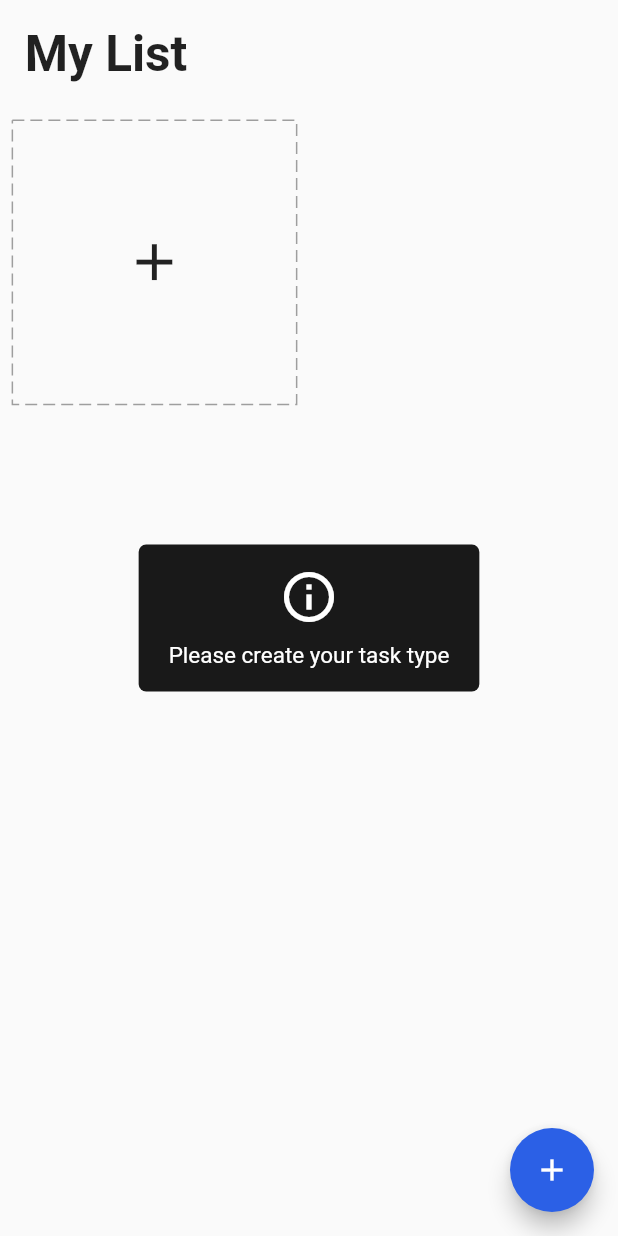
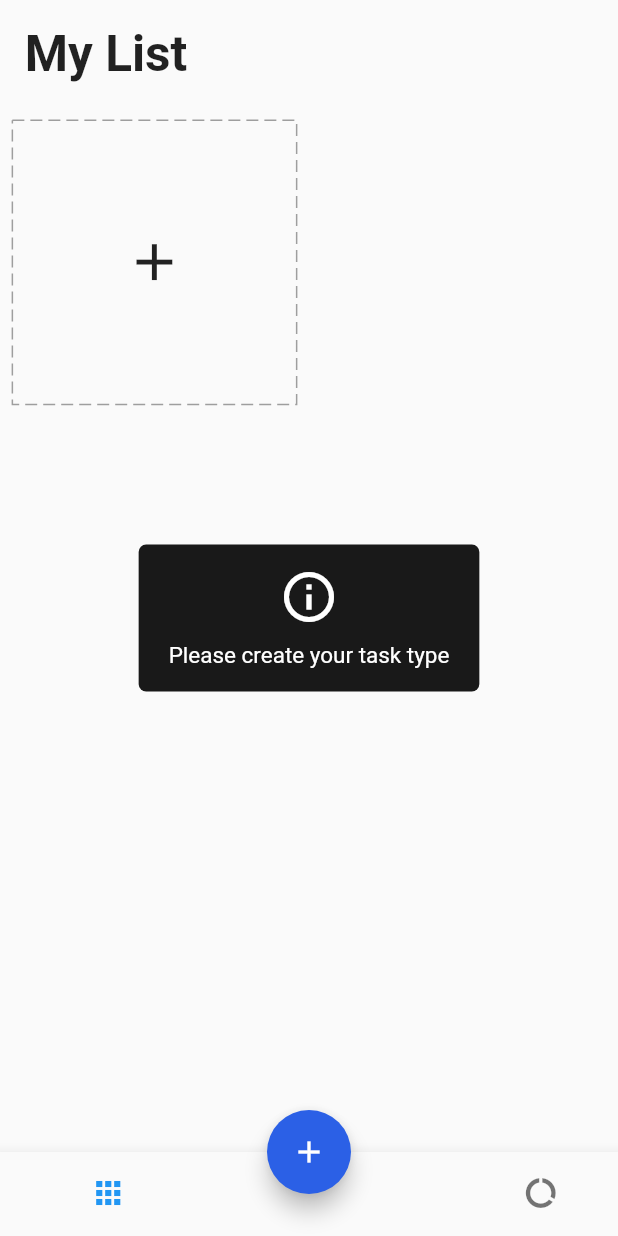
Before and after one commit to aalperen-dev/task_app, a Flutter app: the screen it shows after launch, after a tap on the "add" icon, on a phone screen of 412 x 824 dp. Run offline on Flutter 3.47's test engine with Material 2 defaults, Android fonts, the phone set to English and light mode, and no system bars; drawn by our look-alikes of dotted_border; our stand-ins replace equatable, flutter_easyloading, get, get_storage, step_progress_indicator.

```diff
--- a/lib/app/modules/detail/view.dart
+++ b/lib/app/modules/detail/view.dart
@@ -15,7 +15,9 @@ class DetailPage extends StatelessWidget {
   Widget build(BuildContext context) {
     var task = homeCtrl.task.value;
     var color = HexColor.fromHex(task!.color);
-    return Scaffold(
+    return WillPopScope(
+      onWillPop: () async => false,
+      child: Scaffold(
         body: Form(
           key: homeCtrl.formKey,
           child: ListView(
@@ -132,7 +134,8 @@ class DetailPage extends StatelessWidget {
                     suffixIcon: IconButton(
                       onPressed: () {
                         if (homeCtrl.formKey.currentState!.validate()) {
-                        var success = homeCtrl.addTodo(homeCtrl.editCtrl.text);
+                          var success =
+                              homeCtrl.addTodo(homeCtrl.editCtrl.text);
                           if (success) {
                             EasyLoading.showSuccess('Todo item add success');
                           } else {
@@ -157,6 +160,7 @@ class DetailPage extends StatelessWidget {
             ],
           ),
         ),
+      ),
     );
   }
 }
--- a/lib/app/modules/home/controller.dart
+++ b/lib/app/modules/home/controller.dart
@@ -18,6 +18,7 @@ class HomeController extends GetxController {
   final task = Rx<Task?>(null);
   final doingTodos = <dynamic>[].obs;
   final doneTodos = <dynamic>[].obs;
+  final tabIndex = 0.obs;
 
   @override
   void onInit() {
@@ -167,4 +168,32 @@ class HomeController extends GetxController {
     }
     return res;
   }
+
+  void changeTabIndex(int index) {
+    tabIndex.value = index;
+  }
+
+  int getTotalTask() {
+    var res = 0;
+    for (var i = 0; i < tasks.length; i++) {
+      if (tasks[i].todos != null) {
+        res = tasks[i].todos!.length;
+      }
+    }
+    return res;
+  }
+
+  int getTotalDoneTask() {
+    var res = 0;
+    for (var i = 0; i < tasks.length; i++) {
+      if (tasks[i].todos != null) {
+        for (var j = 0; j < tasks[i].todos!.length; j++) {
+          if (tasks[i].todos![j]['done'] == true) {
+            res += 1;
+          }
+        }
+      }
+    }
+    return res;
+  }
 }
--- a/lib/app/modules/home/view.dart
+++ b/lib/app/modules/home/view.dart
@@ -8,6 +8,7 @@ import 'package:task_app/app/modules/home/controller.dart';
 import 'package:task_app/app/modules/home/widgets/add_card.dart';
 import 'package:task_app/app/modules/home/widgets/add_dialog.dart';
 import 'package:task_app/app/modules/home/widgets/task_card.dart';
+import 'package:task_app/app/modules/report/view.dart';
 
 class HomePage extends GetView<HomeController> {
   const HomePage({super.key});
@@ -15,7 +16,11 @@ class HomePage extends GetView<HomeController> {
   @override
   Widget build(BuildContext context) {
     return Scaffold(
-      body: SafeArea(
+      body: Obx(
+        () => IndexedStack(
+          index: controller.tabIndex.value,
+          children: [
+            SafeArea(
               child: ListView(
                 children: [
                   Padding(
@@ -38,10 +43,12 @@ class HomePage extends GetView<HomeController> {
                             .map(
                               (element) => LongPressDraggable(
                                 data: element,
-                          onDragStarted: () => controller.changeDeleting(true),
+                                onDragStarted: () =>
+                                    controller.changeDeleting(true),
                                 onDraggableCanceled: (_, __) =>
                                     controller.changeDeleting(false),
-                          onDragEnd: (_) => controller.changeDeleting(false),
+                                onDragEnd: (_) =>
+                                    controller.changeDeleting(false),
                                 feedback: Opacity(
                                   opacity: 0.8,
                                   child: TaskCard(task: element),
@@ -57,6 +64,11 @@ class HomePage extends GetView<HomeController> {
                 ],
               ),
             ),
+            ReportPage(),
+          ],
+        ),
+      ),
+      floatingActionButtonLocation: FloatingActionButtonLocation.centerDocked,
       floatingActionButton: DragTarget<Task>(
         builder: (_, __, ___) => Obx(
           () => FloatingActionButton(
@@ -81,6 +93,43 @@ class HomePage extends GetView<HomeController> {
           EasyLoading.showSuccess('Delete Success!');
         },
       ),
+      //
+      bottomNavigationBar: Theme(
+        data: ThemeData(
+          splashColor: Colors.transparent,
+          highlightColor: Colors.transparent,
+        ),
+        child: Obx(
+          () => BottomNavigationBar(
+            onTap: (int index) {
+              controller.changeTabIndex(index);
+            },
+            currentIndex: controller.tabIndex.value,
+            showSelectedLabels: false,
+            showUnselectedLabels: false,
+            items: [
+              BottomNavigationBarItem(
+                label: 'Home',
+                icon: Padding(
+                  padding: EdgeInsets.only(
+                    right: 15.0.wp,
+                  ),
+                  child: const Icon(Icons.apps),
+                ),
+              ),
+              BottomNavigationBarItem(
+                label: 'Report',
+                icon: Padding(
+                  padding: EdgeInsets.only(
+                    left: 25.0.wp,
+                  ),
+                  child: const Icon(Icons.data_usage),
+                ),
+              ),
+            ],
+          ),
+        ),
+      ),
     );
   }
 }
--- a/lib/app/modules/home/widgets/add_dialog.dart
+++ b/lib/app/modules/home/widgets/add_dialog.dart
@@ -10,7 +10,9 @@ class AddDialog extends StatelessWidget {
 
   @override
   Widget build(BuildContext context) {
-    return Scaffold(
+    return WillPopScope(
+      onWillPop: () async => false,
+      child: Scaffold(
         body: Form(
           key: homeCtrl.formKey,
           child: ListView(
@@ -161,6 +163,7 @@ class AddDialog extends StatelessWidget {
             ],
           ),
         ),
+      ),
     );
   }
 }
--- /dev/null
+++ b/lib/app/modules/report/view.dart
@@ -0,0 +1,186 @@
+import 'package:flutter/material.dart';
+import 'package:get/get.dart';
+import 'package:intl/intl.dart';
+import 'package:step_progress_indicator/step_progress_indicator.dart';
+import 'package:task_app/app/core/utils/extentions.dart';
+import 'package:task_app/app/core/values/colors.dart';
+import 'package:task_app/app/modules/home/controller.dart';
+
+class ReportPage extends StatelessWidget {
+  final homeCtrl = Get.find<HomeController>();
+  ReportPage({super.key});
+
+  @override
+  Widget build(BuildContext context) {
+    return Scaffold(
+      body: SafeArea(
+        child: Obx(
+          () {
+            var createdTask = homeCtrl.getTotalTask();
+            var completedTask = homeCtrl.getTotalDoneTask();
+            var liveTasks = createdTask - completedTask;
+            var percent = (completedTask / createdTask * 100).toString();
+
+            return ListView(
+              children: [
+                //
+                Padding(
+                  padding: EdgeInsets.all(4.0.wp),
+                  child: Text(
+                    'My Report',
+                    style: TextStyle(
+                      fontSize: 24.0.sp,
+                      fontWeight: FontWeight.bold,
+                    ),
+                  ),
+                ),
+                //
+                Padding(
+                  padding: EdgeInsets.symmetric(
+                    horizontal: 4.0.wp,
+                  ),
+                  child: Text(
+                    DateFormat.yMMMd().format(DateTime.now()),
+                    style: TextStyle(
+                      fontSize: 14.0.sp,
+                      color: Colors.grey,
+                    ),
+                  ),
+                ),
+                //
+                Padding(
+                  padding: EdgeInsets.symmetric(
+                    vertical: 3.0.wp,
+                    horizontal: 4.0.wp,
+                  ),
+                  child: const Divider(
+                    thickness: 2,
+                  ),
+                ),
+                //
+                Padding(
+                  padding: EdgeInsets.symmetric(
+                    vertical: 3.0.wp,
+                    horizontal: 5.0.wp,
+                  ),
+                  child: Row(
+                    mainAxisAlignment: MainAxisAlignment.spaceBetween,
+                    children: [
+                      _buildStatus(
+                        Colors.green,
+                        liveTasks,
+                        'Live Tasks',
+                      ),
+                      _buildStatus(
+                        Colors.orange,
+                        completedTask,
+                        'Completed',
+                      ),
+                      _buildStatus(
+                        Colors.blue,
+                        createdTask,
+                        'Created',
+                      ),
+                    ],
+                  ),
+                ),
+                //
+                SizedBox(height: 8.0.wp),
+                //
+                UnconstrainedBox(
+                  child: SizedBox(
+                    width: 70.0.wp,
+                    height: 70.0.wp,
+                    child: CircularStepProgressIndicator(
+                      totalSteps: createdTask == 0 ? 1 : createdTask,
+                      currentStep: completedTask,
+                      stepSize: 20,
+                      selectedColor: green,
+                      unselectedColor: Colors.grey,
+                      padding: 0,
+                      width: 150,
+                      height: 150,
+                      selectedStepSize: 22,
+                      roundedCap: (_, __) => true,
+                      child: Column(
+                        mainAxisAlignment: MainAxisAlignment.center,
+                        children: [
+                          Text(
+                            '${createdTask == 0 ? 0 : percent} %',
+                            style: TextStyle(
+                              fontWeight: FontWeight.bold,
+                              fontSize: 20.0.sp,
+                            ),
+                          ),
+                          //
+                          SizedBox(height: 1.0.wp),
+                          //
+                          Text(
+                            'Efficiency',
+                            style: TextStyle(
+                              color: Colors.grey,
+                              fontSize: 12.0.sp,
+                              fontWeight: FontWeight.bold,
+                            ),
+                          ),
+                        ],
+                      ),
+                    ),
+                  ),
+                ),
+
+                //
+              ],
+            );
+          },
+        ),
+      ),
+    );
+  }
+
+  Row _buildStatus(
+    Color color,
+    int number,
+    String text,
+  ) {
+    return Row(
+      crossAxisAlignment: CrossAxisAlignment.start,
+      children: [
+        Container(
+          height: 3.0.wp,
+          width: 3.0.wp,
+          decoration: BoxDecoration(
+            shape: BoxShape.circle,
+            border: Border.all(
+              width: 0.5.wp,
+              color: color,
+            ),
+          ),
+        ),
+        SizedBox(width: 3.0.wp),
+        Column(
+          crossAxisAlignment: CrossAxisAlignment.start,
+          children: [
+            Text(
+              '$number',
+              style: TextStyle(
+                fontWeight: FontWeight.bold,
+                fontSize: 16.0.sp,
+              ),
+            ),
+            SizedBox(
+              height: 2.0.wp,
+            ),
+            Text(
+              text,
+              style: TextStyle(
+                fontSize: 12.0.sp,
+                color: Colors.grey,
+              ),
+            ),
+          ],
+        ),
+      ],
+    );
+  }
+}
--- a/log.txt
+++ /dev/null
@@ -1,5 +0,0 @@
-video dk 30.50 part 2
-
-video dk 38.55 part 4
-
-video dk 34.53 part 4
--- a/pubspec.yaml
+++ b/pubspec.yaml
@@ -15,6 +15,7 @@ dependencies:
   flutter_easyloading: ^3.0.5
   dotted_border: ^2.0.0+3
   step_progress_indicator: ^1.0.2
+  intl: ^0.18.1
 
 dev_dependencies:
   flutter_test:
```
Also changed, not shown: pubspec.lock. Lines whose indentation alone changed are shown as unchanged.
